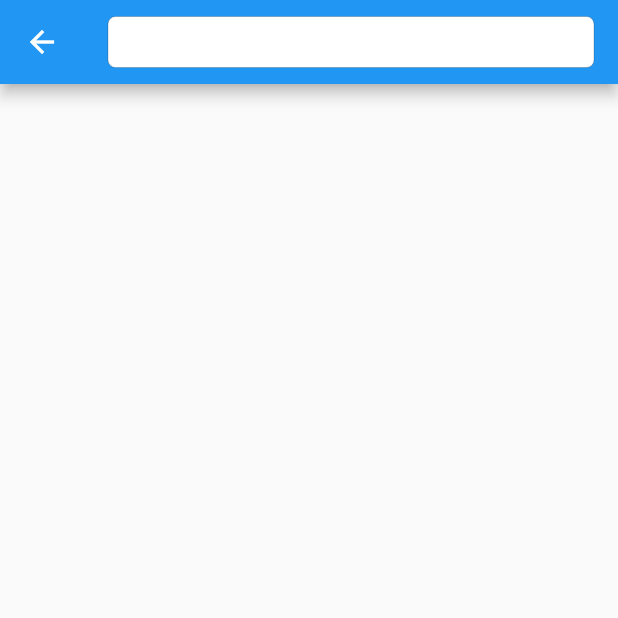
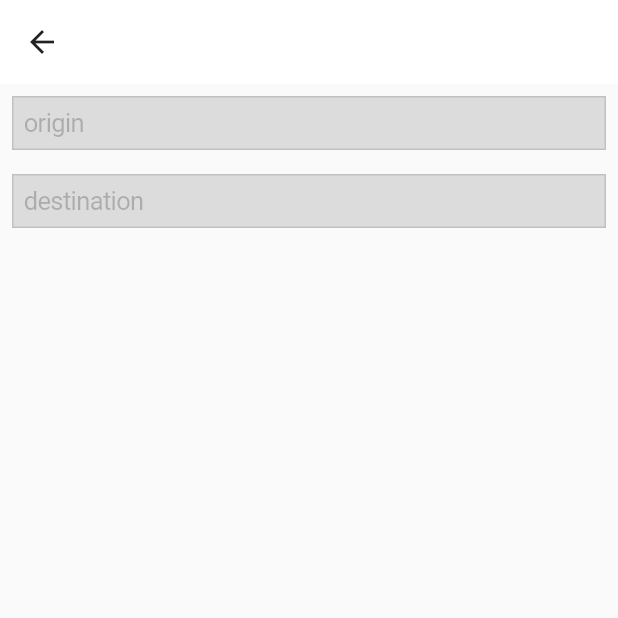
Before and after one commit to bcruz4/Flutter-RebuMaps, a Flutter app: the SearchPlacePage screen opened directly, on a phone screen of 412 x 824 dp, the top half of it. Run offline on Flutter 3.47's test engine with Material 2 defaults, Android fonts, the phone set to English and light mode, and no system bars; our stand-ins replace dio, flutter_cache_manager, geolocator, google_maps_flutter, permission_handler.

Commit message:
Definiendo el origen y destino en la pantalla

```diff
--- a/lib/app/ui/pages/search_place/search_place_page.dart
+++ b/lib/app/ui/pages/search_place/search_place_page.dart
@@ -1,11 +1,9 @@
 import 'package:dio/dio.dart';
-import 'package:flutter/cupertino.dart';
-
 import 'package:flutter/material.dart';
 import 'package:google_maps/app/data/providers/remote/search_api.dart';
 import 'package:google_maps/app/data/providers/repositories_impl/search_repository_impl.dart';
+import 'package:google_maps/app/ui/pages/search_place/widgets/search_input.dart';
 import 'package:google_maps/app/ui/utils/distance_format.dart';
-
 import 'package:provider/provider.dart';
 import 'package:google_maps/app/ui/pages/search_place/search_place_controller.dart';
 
@@ -22,15 +20,38 @@ class SearchPlacePage extends StatelessWidget {
       ),
       child: Scaffold(
         appBar: AppBar(
-          title: Builder(
-            builder: (context) {
-              return CupertinoTextField(
-                onChanged: context.read<SearchPlaceController>().onQueryChanged,
-              );
-            },
+          backgroundColor: Colors.white,
+          iconTheme: const IconThemeData(
+            color: Colors.black87,
+          ),
+          elevation: 0,
+        ),
+        body: SizedBox(
+          width: double.infinity,
+          height: double.infinity,
+          child: Column(
+            children: [
+              Builder(
+                builder: (context) => Column(
+                  children: [
+                    SearchInput(
+                      placeholder: 'origin',
+                      onChanged:
+                          context.read<SearchPlaceController>().onQueryChanged,
+                    ),
+                    SearchInput(
+                      placeholder: 'destination',
+                      onChanged:
+                          context.read<SearchPlaceController>().onQueryChanged,
+                    ),
+                  ],
                 ),
               ),
-        body: Consumer<SearchPlaceController>(
+              const SizedBox(
+                height: 10,
+              ),
+              Expanded(
+                child: Consumer<SearchPlaceController>(
                   builder: (_, controller, __) {
                     final places = controller.places;
                     if (places == null) {
@@ -56,6 +77,10 @@ class SearchPlacePage extends StatelessWidget {
                   },
                 ),
               ),
+            ],
+          ),
+        ),
+      ),
     );
   }
 }
--- /dev/null
+++ b/lib/app/ui/pages/search_place/widgets/search_input.dart
@@ -0,0 +1,30 @@
+import 'package:flutter/cupertino.dart';
+import 'package:flutter/material.dart';
+
+class SearchInput extends StatelessWidget {
+  final String placeholder;
+  final void Function(String)? onChanged;
+  const SearchInput({
+    super.key,
+    required this.placeholder,
+    required this.onChanged,
+  });
+
+  @override
+  Widget build(BuildContext context) {
+    return Padding(
+      padding: const EdgeInsets.all(8.0),
+      child: CupertinoTextField(
+        onChanged: onChanged,
+        placeholder: placeholder,
+        decoration: BoxDecoration(
+          color: Colors.black12,
+          border: Border.all(
+            width: 1,
+            color: Colors.black12,
+          ),
+        ),
+      ),
+    );
+  }
+}
```
Also changed, not shown: 4 other files. Lines whose indentation alone changed are shown as unchanged.
